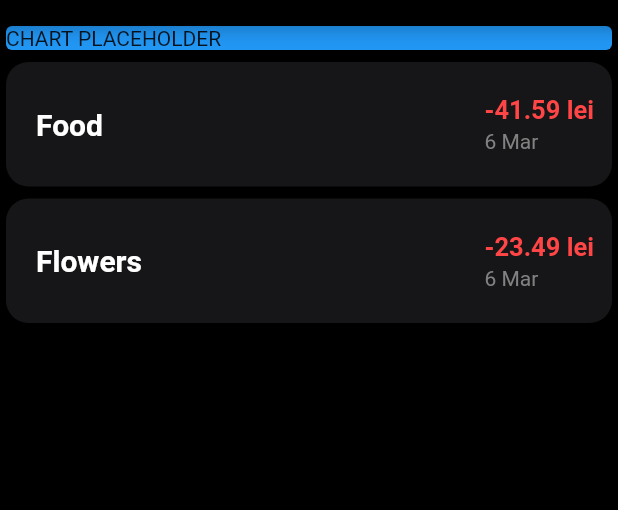
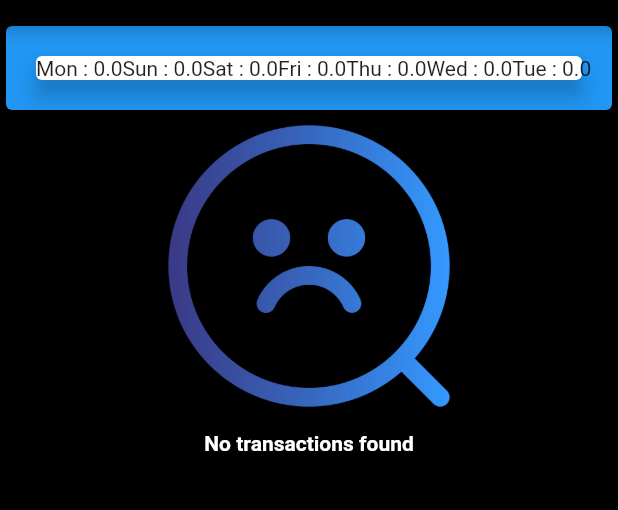
Before and after one commit to snichita817/personal-expenses-app, a Flutter app: the screen it shows after launch, on a phone screen of 412 x 824 dp, the part 64-574 px from its top. Run offline on Flutter 3.47's test engine with Material 2 defaults, Android fonts, the phone set to English and light mode, and no system bars.

Commit message:
added basic chart widget

```diff
--- a/lib/main.dart
+++ b/lib/main.dart
@@ -2,23 +2,21 @@ import 'package:flutter/material.dart';
 import 'package:personal_expenses/widgets/add_transaction.dart';
 import 'package:personal_expenses/widgets/transaction_history.dart';
 import './models/transaction.dart';
+import './widgets/chart.dart';
+
 void main() => runApp(MyApp());
 
 class MyApp extends StatelessWidget {
   @override
   Widget build(BuildContext context) {
     return MaterialApp(
-
       title: 'My Expenses',
       theme: ThemeData(
         fontFamily: 'Roboto',
         appBarTheme: AppBarTheme(
-          titleTextStyle: TextStyle(
-            fontSize: 25,
-            fontWeight: FontWeight.bold
-          )
-        ),
-      //  bottomSheetTheme: BottomSheetThemeData(backgroundColor: const Color.fromRGBO(22, 22, 24, 1)),
+            titleTextStyle:
+                TextStyle(fontSize: 25, fontWeight: FontWeight.bold)),
+        //  bottomSheetTheme: BottomSheetThemeData(backgroundColor: const Color.fromRGBO(22, 22, 24, 1)),
         colorScheme: ColorScheme.fromSwatch().copyWith(
           primary: const Color.fromRGBO(0, 0, 0, 1),
           secondary: const Color.fromRGBO(22, 22, 24, 1),
@@ -36,40 +34,53 @@ class MyHomePage extends StatefulWidget {
 
 class _MyHomePageState extends State<MyHomePage> {
   final List<Transaction> _userTransactions = [
-    Transaction(
-      id: 'transc1',
-      title: 'Food',
-      amountSpent: 41.59,
-      dateOfTransaction: DateTime.now(),
-    ),
-    Transaction(
-      id: 'transc2',
-      title: 'Flowers',
-      amountSpent: 23.49,
-      dateOfTransaction: DateTime.now(),
-    ),
+    // Transaction(
+    //   id: 'transc1',
+    //   title: 'Food',
+    //   amountSpent: 41.59,
+    //   dateOfTransaction: DateTime.now(),
+    // ),
+    // Transaction(
+    //   id: 'transc2',
+    //   title: 'Flowers',
+    //   amountSpent: 23.49,
+    //   dateOfTransaction: DateTime.now(),
+    // ),
   ];
+  List<Transaction> get _recentTransactions {
+    // where runs a function on every element of the list
+    return _userTransactions.where(
+      (transaction) {
+        return transaction.dateOfTransaction.isAfter(
+          DateTime.now().subtract(
+            Duration(days: 7),
+          ),
+        ); // we return transactions that are younger than 7 days
+      },
+    ).toList();
+  }
 
   void _addTransaction(String titleInput, double amountInput) {
     final newTransaction = Transaction(
-      id: DateTime.now().toString(),
-      title: titleInput,
-      amountSpent: amountInput,
-      dateOfTransaction: DateTime.now()
-    );
+        id: DateTime.now().toString(),
+        title: titleInput,
+        amountSpent: amountInput,
+        dateOfTransaction: DateTime.now());
 
     setState(() {
       _userTransactions.add(newTransaction);
     });
   }
+
   void _addNewTransactionMenu(BuildContext cnt) {
     showModalBottomSheet(
       context: cnt,
       builder: (builderContext) {
         return GestureDetector(
           onTap: () {},
-          behavior: HitTestBehavior.opaque,                           // prevents taping on the add screen from closing it
-          child:AddTransaction(actionHandler: _addTransaction),
+          behavior: HitTestBehavior
+              .opaque, // prevents taping on the add screen from closing it
+          child: AddTransaction(actionHandler: _addTransaction),
         );
       },
     );
@@ -81,7 +92,11 @@ class _MyHomePageState extends State<MyHomePage> {
       backgroundColor: Theme.of(context).colorScheme.primary,
       appBar: AppBar(
         title: Text('My Expenses'),
-        actions: <Widget>[IconButton(onPressed: () => _addNewTransactionMenu(context), icon: Icon(Icons.add))],
+        actions: <Widget>[
+          IconButton(
+              onPressed: () => _addNewTransactionMenu(context),
+              icon: Icon(Icons.add))
+        ],
       ),
       body: SingleChildScrollView(
         child: Container(
@@ -93,7 +108,7 @@ class _MyHomePageState extends State<MyHomePage> {
                 width: double.infinity,
                 child: Card(
                   color: Colors.blue,
-                  child: Text("CHART PLACEHOLDER"),
+                  child: Chart(recentTransactions: _recentTransactions),
                 ),
               ),
               TransactionHisotry(_userTransactions),
--- /dev/null
+++ b/lib/models/chartData.dart
@@ -0,0 +1,6 @@
+class ChartData {
+  String dayOfTheWeek;
+  double spentForTheDay;
+
+  ChartData({required this.dayOfTheWeek, required this.spentForTheDay});
+}
--- /dev/null
+++ b/lib/widgets/chart.dart
@@ -0,0 +1,54 @@
+import 'package:flutter/src/widgets/framework.dart';
+import 'package:flutter/src/widgets/placeholder.dart';
+import 'package:intl/intl.dart';
+import 'package:flutter/material.dart';
+import 'package:personal_expenses/models/transaction.dart';
+import '../models/chartData.dart';
+
+class Chart extends StatelessWidget {
+  final List<Transaction> recentTransactions;
+
+  Chart({required this.recentTransactions});
+
+  // List of maps that shows the sum spent on days of the week
+  List<ChartData> get groupedTransactionValues {
+    return List.generate(7, (index) {
+      // generate 1 week of days from today
+      final dayOfWeek = DateTime.now().subtract(
+        Duration(days: index),
+      );
+
+      double sumForTheDay = 0.0;
+      for(var transaction in recentTransactions){
+        if (transaction.dateOfTransaction.day == dayOfWeek.day &&
+            transaction.dateOfTransaction.month == dayOfWeek.month &&
+            transaction.dateOfTransaction.year == dayOfWeek.year) {
+          sumForTheDay += transaction.amountSpent;
+        }
+      }
+
+      //! For debugging
+      print(DateFormat.E().format(dayOfWeek));
+      print(sumForTheDay);
+
+      // generating the day of the week with the amount spent
+      return ChartData(
+        dayOfTheWeek: DateFormat.E().format(dayOfWeek),
+        spentForTheDay: sumForTheDay,
+      );
+    });
+  }
+
+  Widget build(BuildContext context) {
+    print(groupedTransactionValues);
+    return Card(
+      elevation: 6,
+      margin: EdgeInsets.all(20),
+      child: Row(
+        children: groupedTransactionValues.map((data) {
+          return Text("${data.dayOfTheWeek} : ${data.spentForTheDay}");
+        }).toList(),
+      ),
+    );
+  }
+}
--- a/lib/widgets/transaction_history.dart
+++ b/lib/widgets/transaction_history.dart
@@ -15,7 +15,7 @@ class TransactionHisotry extends StatelessWidget {
   Widget build(BuildContext context) {
     return Container(
       height: 500,
-      child: ListView.builder(
+      child: transactions.isNotEmpty ? ListView.builder(
         itemBuilder: (context, index) {
           return Card(
             shape: RoundedRectangleBorder(
@@ -78,6 +78,22 @@ class TransactionHisotry extends StatelessWidget {
         },
         itemCount: transactions.length,
       )
+      : Column(
+        children: <Widget>[
+          Container(
+            height: 200,
+            child: Image.asset(
+             'assets/images/nothing.png',
+             fit: BoxFit.cover,
+            ),
+          ),
+          SizedBox(height: 10,),
+          Text(
+            "No transactions found",
+            style: TextStyle(color: Colors.white, fontWeight: FontWeight.bold),
+          ),
+        ],
+      )
     );
   }
 }
--- a/pubspec.yaml
+++ b/pubspec.yaml
@@ -59,7 +59,8 @@ flutter:
   uses-material-design: true
 
   # To add assets to your application, add an assets section, like this:
-  # assets:
+  assets:
+    - assets/images/nothing.png
   #   - images/a_dot_burr.jpeg
   #   - images/a_dot_ham.jpeg
 
```
Also changed, not shown: assets/images/nothing.png (added).
